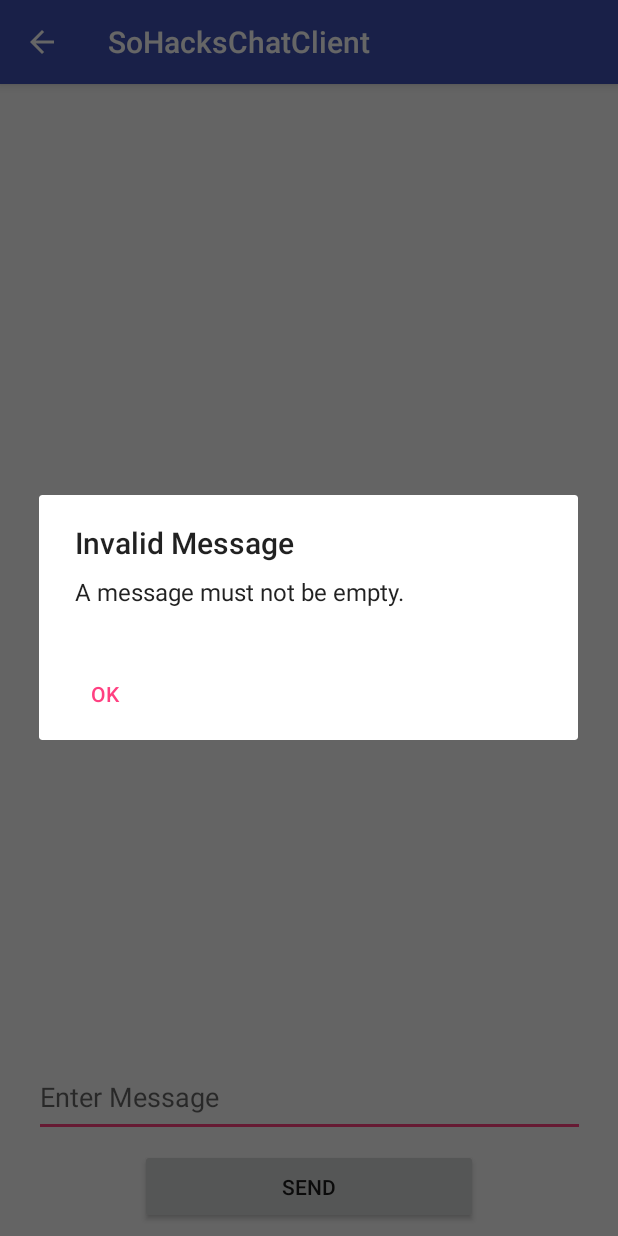
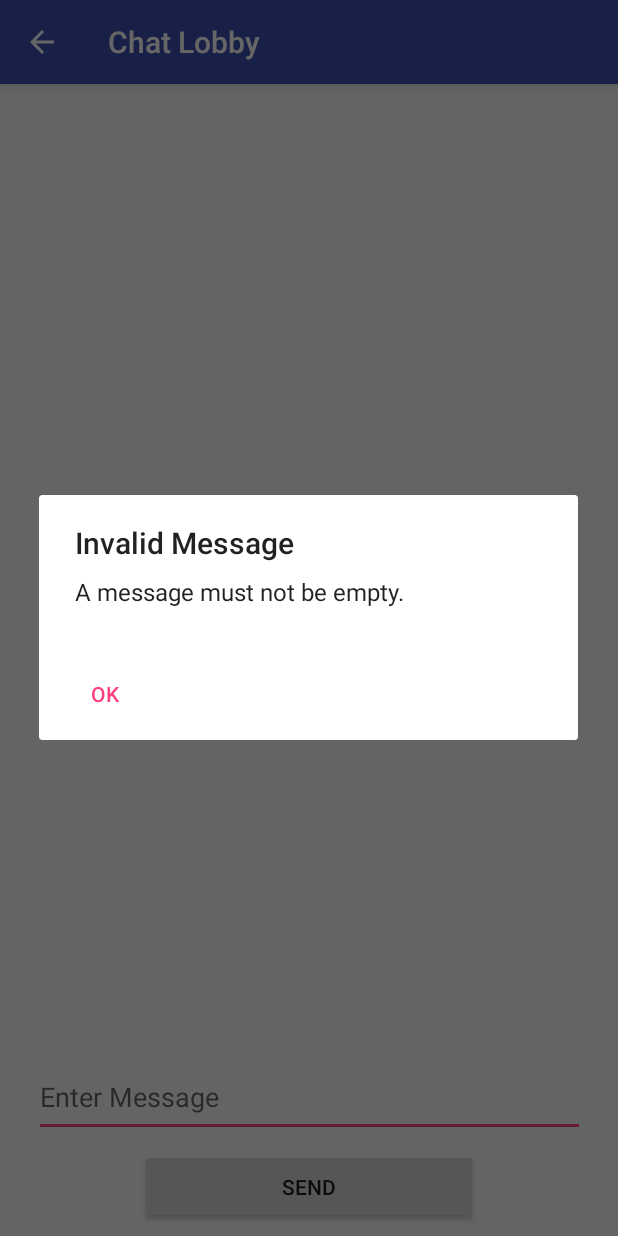
Before and after one commit to Stuskoski/SoHaxAndroidChatClient, an Android app: the MessagingActivity screen opened directly, with no data from a screen before it, after a tap on "SEND", on a phone screen of 412 x 824 dp. Run offline under Robolectric (Android 15) with nearby library versions, the phone set to English and light mode, and no system bars; our stand-ins replace ButterKnife, Firebase (no records; nobody signed in at launch, a user with empty details on screens opened directly); 1 statement that could not run was skipped.

Commit message:
little styling added

```diff
--- a/app/src/main/java/com/sohacks/chatclient/sohackschatclient/Adapters/MessageListViewAdapter.java
+++ b/app/src/main/java/com/sohacks/chatclient/sohackschatclient/Adapters/MessageListViewAdapter.java
@@ -56,9 +56,9 @@ public class MessageListViewAdapter extends ArrayAdapter<UserMessage> {
             DateFormat df = new SimpleDateFormat("MM/dd/yyyy HH:mm:ss");
             String reportDate = df.format(date);
 
-            usernameTextView.setText(message.user);
             timestampTextView.setText(reportDate);
-            messageTextView.setText(message.message);
+            usernameTextView.setText("User: " + message.user);
+            messageTextView.setText("Message: " + message.message);
 
         }
 
--- a/app/src/main/java/com/sohacks/chatclient/sohackschatclient/MessagingActivity.java
+++ b/app/src/main/java/com/sohacks/chatclient/sohackschatclient/MessagingActivity.java
@@ -48,6 +48,7 @@ public class MessagingActivity extends AppCompatActivity {
         createButtonListeners();
         attachCloseKeyBoardListeners(findViewById(R.id.message_parent));
         getWindow().setSoftInputMode(WindowManager.LayoutParams.SOFT_INPUT_ADJUST_PAN);
+        setTitle("Chat Lobby");
     }
 
     private void createFirebaseConnections(){
--- a/app/src/main/res/layout/message_adapter_list.xml
+++ b/app/src/main/res/layout/message_adapter_list.xml
@@ -4,6 +4,7 @@
     android:layout_height="match_parent">
 
     <TextView
+        android:textStyle="bold"
         android:layout_marginTop="5dp"
         android:layout_marginBottom="5dp"
         android:layout_marginStart="10dp"
```
Also changed, not shown: 3 other files.
